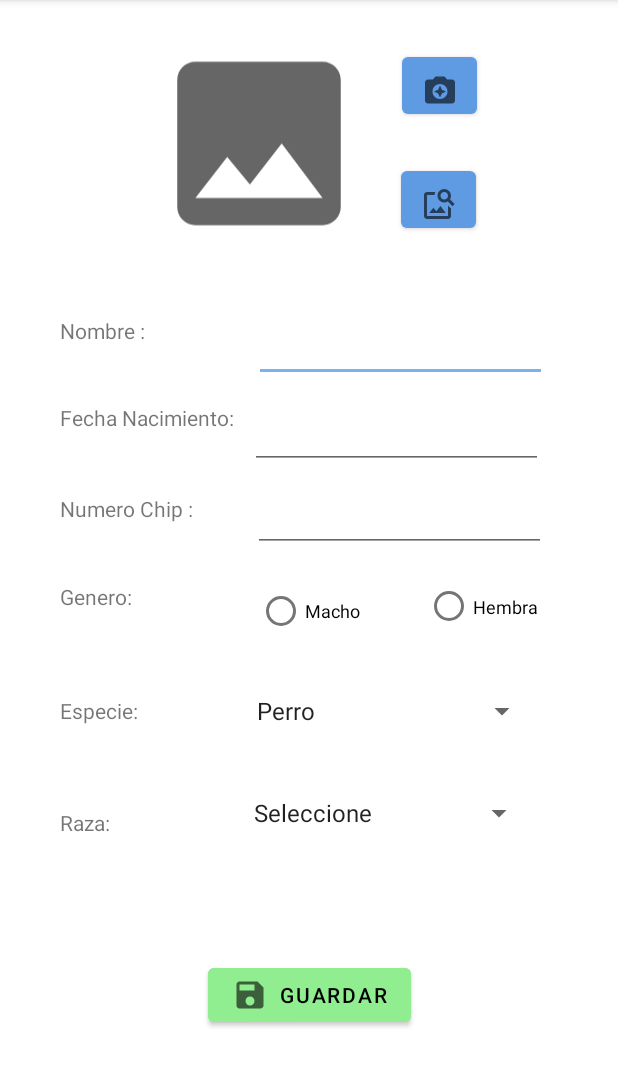
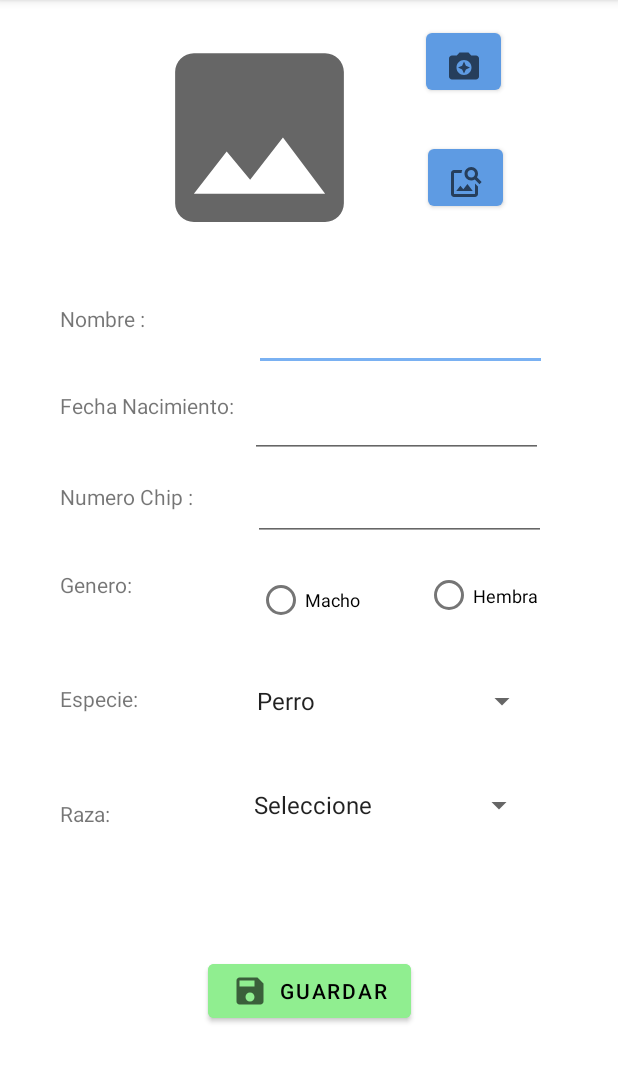
Before and after one commit to dmhernanandez/mascotitassaludables, an Android app: the CreacionPerfiles screen opened directly, with no data from a screen before it, on a phone screen of 412 x 824 dp, the part 84-1171 px from its top. Run offline under Robolectric (Android 15) with nearby library versions, the phone set to English and light mode, and no system bars; Roboto replaces fonts that are not available here.

Commit message:
Avance Alfredo, se activo el uso de camara en la app se dieron permisos en el manifest y en creacionPerfiles

```diff
--- a/app/src/main/res/layout/activity_creacion_perfiles.xml
+++ b/app/src/main/res/layout/activity_creacion_perfiles.xml
@@ -13,11 +13,10 @@
         android:layout_height="match_parent"
         tools:context=".CreacionPerfiles">
 
-
         <ImageView
-            android:id="@+id/imageView2"
-            android:layout_width="145dp"
-            android:layout_height="158dp"
+            android:id="@+id/fotoMascota"
+            android:layout_width="150dp"
+            android:layout_height="150dp"
             android:src="@drawable/ic_imagen"
             app:layout_constraintBottom_toBottomOf="parent"
             app:layout_constraintEnd_toEndOf="parent"
@@ -28,28 +27,16 @@
             tools:srcCompat="@tools:sample/avatars" />
 
         <Button
-            android:id="@+id/btnTomarFotos"
-            android:layout_width="50dp"
-            android:layout_height="50dp"
-            android:layout_marginTop="32dp"
-            android:layout_marginEnd="76dp"
-            android:drawableBottom="@drawable/ic_tomar"
-            app:layout_constraintEnd_toEndOf="parent"
-            app:layout_constraintHorizontal_bias="0.55"
-            app:layout_constraintStart_toEndOf="@+id/imageView2"
-            app:layout_constraintTop_toTopOf="parent" />
-
-        <Button
             android:id="@+id/btnAgregarFoto"
             android:layout_width="50dp"
             android:layout_height="50dp"
             android:drawableBottom="@drawable/ic_buscar_imagen"
             app:layout_constraintBottom_toBottomOf="parent"
             app:layout_constraintEnd_toEndOf="parent"
-            app:layout_constraintHorizontal_bias="0.189"
-            app:layout_constraintStart_toEndOf="@+id/imageView2"
+            app:layout_constraintHorizontal_bias="0.327"
+            app:layout_constraintStart_toEndOf="@+id/fotoMascota"
             app:layout_constraintTop_toBottomOf="@+id/btnTomarFotos"
-            app:layout_constraintVertical_bias="0.041" />
+            app:layout_constraintVertical_bias="0.042" />
 
         <TextView
             android:id="@+id/txvNombreCP"
@@ -60,8 +47,7 @@
             app:layout_constraintEnd_toEndOf="parent"
             app:layout_constraintHorizontal_bias="0.12"
             app:layout_constraintStart_toStartOf="parent"
-            app:layout_constraintTop_toBottomOf="@+id/imageView2" />
-
+            app:layout_constraintTop_toBottomOf="@+id/fotoMascota" />
 
         <EditText
             android:id="@+id/EdtNombreCP"
@@ -74,7 +60,7 @@
             app:layout_constraintEnd_toEndOf="parent"
             app:layout_constraintHorizontal_bias="0.515"
             app:layout_constraintStart_toEndOf="@+id/txvNombreCP"
-            app:layout_constraintTop_toBottomOf="@+id/imageView2"
+            app:layout_constraintTop_toBottomOf="@+id/fotoMascota"
             app:layout_constraintVertical_bias="0.06" />
 
         <TextView
@@ -133,7 +119,6 @@
             app:layout_constraintTop_toBottomOf="@+id/edtFechaNacimiento"
             app:layout_constraintVertical_bias="0.0"
             tools:ignore="MissingConstraints" />
-
 
         <TextView
             android:id="@+id/txvGenero"
@@ -240,6 +225,17 @@
             app:layout_constraintStart_toStartOf="parent"
             app:layout_constraintTop_toBottomOf="@+id/spiRaza" />
 
-
+        <Button
+            android:id="@+id/btnTomarFotos"
+            android:layout_width="50dp"
+            android:layout_height="50dp"
+            android:layout_marginTop="16dp"
+            android:layout_marginEnd="76dp"
+            android:drawableBottom="@drawable/ic_tomar"
+            app:layout_constraintEnd_toEndOf="parent"
+            app:layout_constraintHorizontal_bias="0.95"
+            app:layout_constraintStart_toEndOf="@+id/fotoMascota"
+            app:layout_constraintTop_toTopOf="parent"
+            app:srcCompat="@drawable/ic_camera" />
     </androidx.constraintlayout.widget.ConstraintLayout>
 </androidx.core.widget.NestedScrollView>
```
Also changed, not shown: app/src/main/AndroidManifest.xml (+18 -0 lines), app/src/main/java/hn/healthypets/proyecto/CreacionPerfiles.java (+149 -0 lines), app/src/main/res/xml/file_paths.xml (added, +7 -0 lines).
